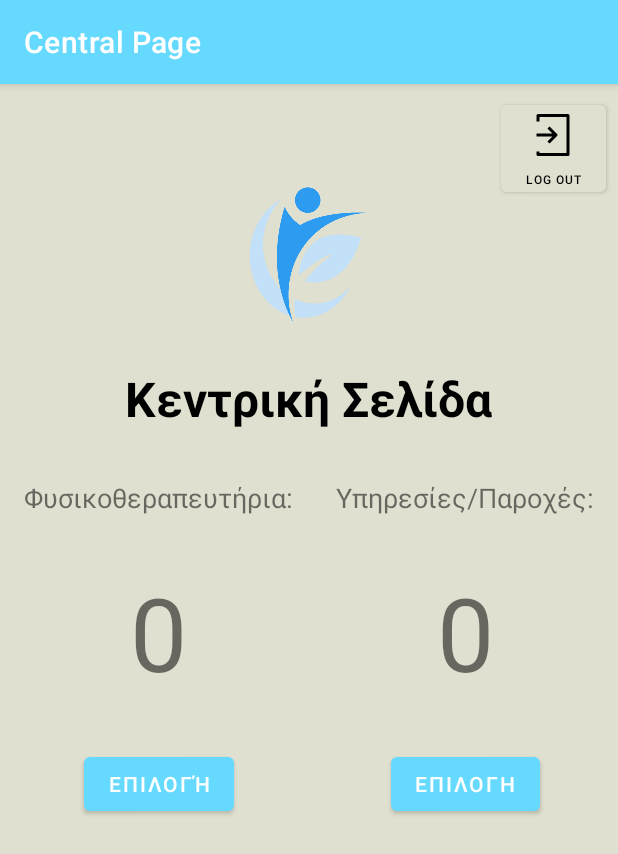
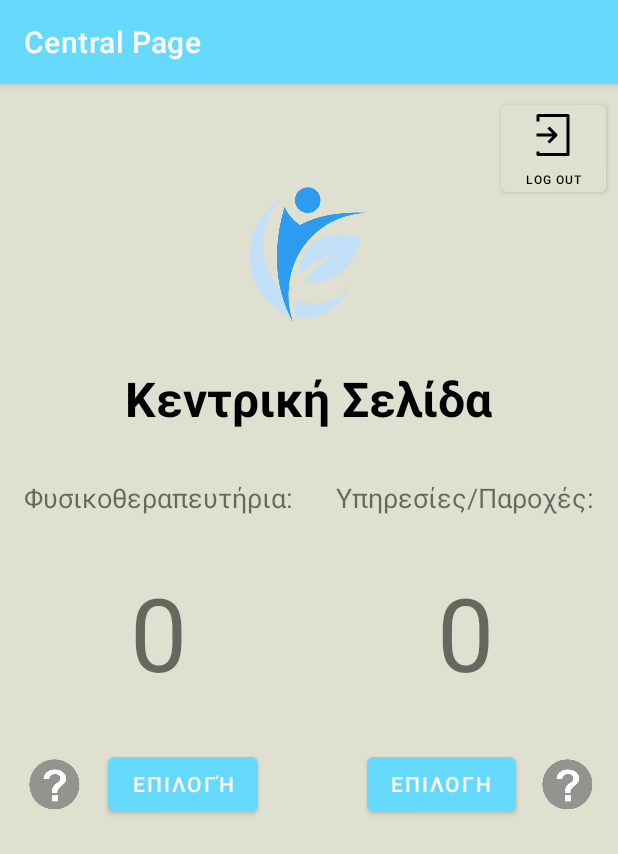
Before and after one commit to AndroidStudio2023/AndroidStudioPSApp, an Android app: the NewPSFCentralPage screen opened directly, with no data from a screen before it, on a phone screen of 412 x 824 dp. Shown: the top 854 px of the screen. Run offline under Robolectric (Android 15) with nearby library versions, the phone set to English and light mode, and no system bars.

Commit message:
Complete NewPSFCentralPage v1

```diff
--- a/app/src/main/java/com/example/physiotherapycenterapplication/NewPSFCentralPage.java
+++ b/app/src/main/java/com/example/physiotherapycenterapplication/NewPSFCentralPage.java
@@ -5,6 +5,7 @@ import androidx.appcompat.app.AppCompatActivity;
 import android.content.Intent;
 import android.os.Bundle;
 import android.view.View;
+import android.widget.TextView;
 import android.widget.Toast;
 
 /**
@@ -45,4 +46,37 @@ public class NewPSFCentralPage extends AppCompatActivity {
             Toast.makeText(this, "Coming Soon", Toast.LENGTH_SHORT).show();
         }
     }
+
+    //Print column info function
+    public void printInfo(View view){
+        int infoButtonID = view.getId();
+        String informationLeft = "Η αριστερή στύλη εμφανίζει τον \nαριθμό των φυσικοθεραπευτηρίων που\nσυντελούν τον ΠΣΦ. Το κουμπί\nΕΠΙΛΟΓΗ οδηγεί στην κεντρική\nσελίδα φυσικοθεραπευτηρίων.";
+        String informationRight = "Η δεξιά στύλη εμφανίζει τον\nαριθμό των παροχών που\nμπορεί να προσφέρουν τα \nφυσικοθεραπευτήρια. Το κουμπί\nΕΠΙΛΟΓΗ οδηγεί στην κεντρική\nσελίδα παροχών.";
+
+        TextView infoPanel = findViewById(R.id.informationText);
+
+        //Left column
+        //2131296825->id from left imagebutton
+        if(infoButtonID==2131296825){
+            //If info TextView hasn't text or has right col info text
+            if(infoPanel.getText().equals("") || infoPanel.getText().equals(informationRight)){
+                infoPanel.setText(informationLeft);
+            } else if (infoPanel.getText().equals("") || infoPanel.getText().equals(informationLeft)) {
+                //2sd click removes text
+                infoPanel.setText("");
+            }
+        }else if(infoButtonID==2131296826){
+            //Right column
+            //2131296826->id from right imagebutton
+            //If info TextView hasn't text or has left col info text
+            if(infoPanel.getText().equals("") || infoPanel.getText().equals(informationLeft)){
+                infoPanel.setText(informationRight);
+            } else if (infoPanel.getText().equals("") || infoPanel.getText().equals(informationRight)) {
+                //2sd click removes text
+                infoPanel.setText("");
+            }
+        }
+
+
+    }
 }
--- a/app/src/main/res/layout/activity_new_psfcentral_page.xml
+++ b/app/src/main/res/layout/activity_new_psfcentral_page.xml
@@ -2,10 +2,9 @@
 <androidx.constraintlayout.widget.ConstraintLayout xmlns:android="http://schemas.android.com/apk/res/android"
     xmlns:app="http://schemas.android.com/apk/res-auto"
     xmlns:tools="http://schemas.android.com/tools"
-    android:layout_width="match_parent"
     android:layout_height="match_parent"
     android:background="@color/backgroundColor"
-    tools:context=".NewPSFCentralPage">
+    tools:context=".NewPSFCentralPage" android:layout_width="match_parent">
 
     <ImageView
         android:id="@+id/imageView6"
@@ -78,6 +77,7 @@
         android:id="@+id/goPhysPage"
         android:layout_width="wrap_content"
         android:layout_height="wrap_content"
+        android:layout_marginStart="32dp"
         android:layout_marginTop="32dp"
         android:onClick="NextPage"
         android:text="Επιλογή"
@@ -90,6 +90,7 @@
         android:layout_width="wrap_content"
         android:layout_height="wrap_content"
         android:layout_marginTop="32dp"
+        android:layout_marginEnd="32dp"
         android:onClick="NextPage"
         android:text="ΕΠΙΛΟΓΗ"
         app:layout_constraintEnd_toEndOf="@+id/textView32"
@@ -111,4 +112,41 @@
         app:layout_constraintEnd_toEndOf="parent"
         app:layout_constraintTop_toTopOf="parent" />
 
+    <TextView
+        android:id="@+id/informationText"
+        android:layout_width="300dp"
+        android:layout_height="150dp"
+        android:textAlignment="center"
+        android:textSize="16sp"
+        app:layout_constraintBottom_toBottomOf="parent"
+        app:layout_constraintEnd_toEndOf="parent"
+        app:layout_constraintStart_toStartOf="parent"
+        app:layout_constraintTop_toBottomOf="@+id/goPhysPage" />
+
+    <ImageButton
+        android:id="@+id/leftColInfo"
+        android:layout_width="35dp"
+        android:layout_height="35dp"
+        android:background="@null"
+        android:onClick="printInfo"
+        android:scaleType="fitXY"
+        app:layout_constraintBottom_toBottomOf="@+id/goPhysPage"
+        app:layout_constraintEnd_toStartOf="@+id/goPhysPage"
+        app:layout_constraintStart_toStartOf="parent"
+        app:layout_constraintTop_toTopOf="@+id/goPhysPage"
+        app:srcCompat="@drawable/questionform" />
+
+    <ImageButton
+        android:id="@+id/rightColInfo"
+        android:layout_width="35dp"
+        android:layout_height="35dp"
+        android:background="@null"
+        android:onClick="printInfo"
+        android:scaleType="fitXY"
+        app:layout_constraintBottom_toBottomOf="@+id/goServPage"
+        app:layout_constraintEnd_toEndOf="parent"
+        app:layout_constraintStart_toEndOf="@+id/goServPage"
+        app:layout_constraintTop_toTopOf="@+id/goServPage"
+        app:srcCompat="@drawable/questionform" />
+
 </androidx.constraintlayout.widget.ConstraintLayout>
```
Also changed, not shown: app/src/main/res/drawable/info1.png (added).
